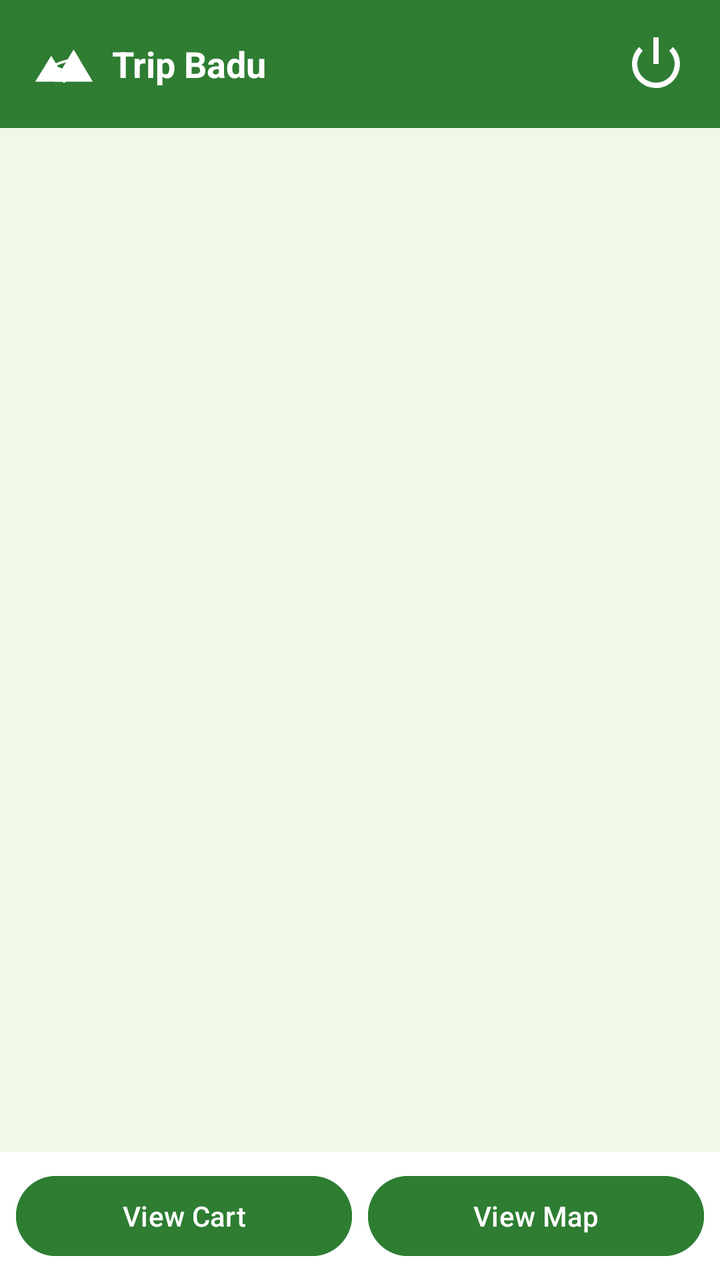
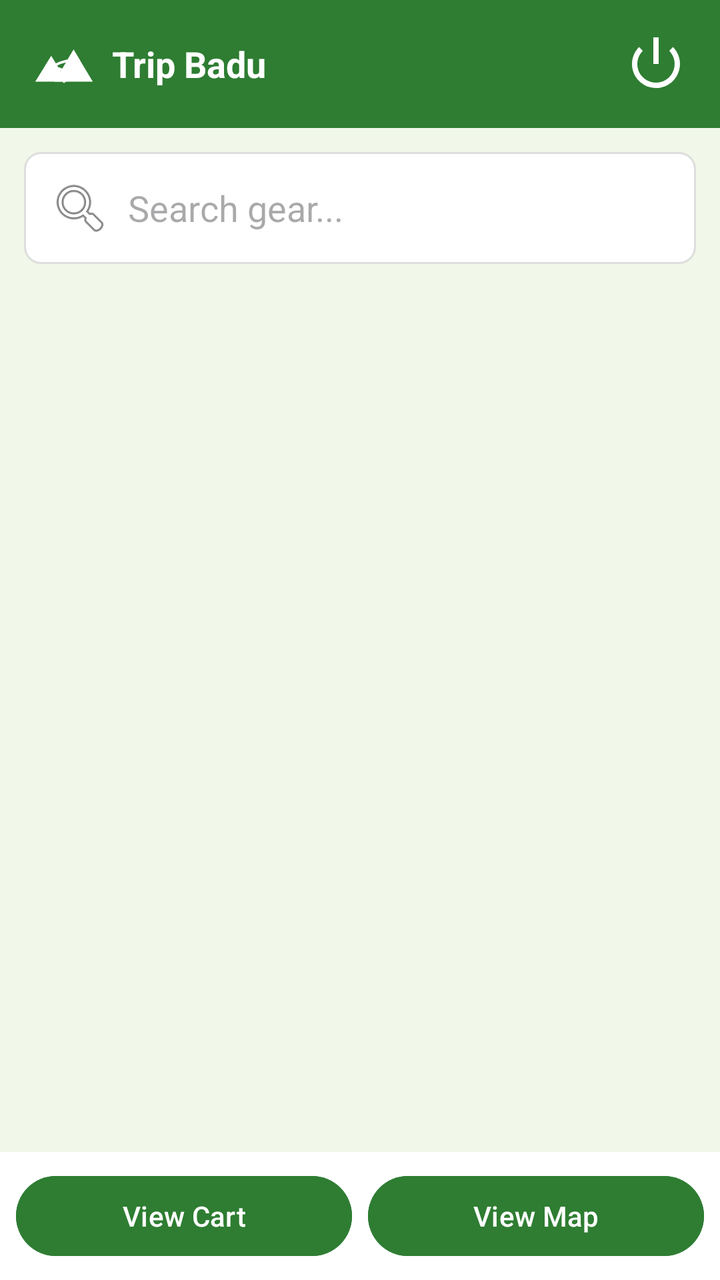

The first picture is an Android layout as it rendered before a commit; the second is the same layout after the commit. The layout source and the unified diff follow.
<!-- AndroidManifest.xml: application theme Theme.TripBadu -->
<!-- res/layout/activity_home.xml -->
<?xml version="1.0" encoding="utf-8"?>
<androidx.constraintlayout.widget.ConstraintLayout xmlns:android="http://schemas.android.com/apk/res/android"
    xmlns:app="http://schemas.android.com/apk/res-auto"
    android:layout_width="match_parent"
    android:layout_height="match_parent"
    android:background="@color/background">

    <com.google.android.material.appbar.AppBarLayout
        android:id="@+id/appBarLayout"
        android:layout_width="match_parent"
        android:layout_height="wrap_content"
        app:layout_constraintTop_toTopOf="parent">

        <com.google.android.material.appbar.MaterialToolbar
            android:id="@+id/toolbar"
            android:layout_width="match_parent"
            android:layout_height="?attr/actionBarSize"
            android:background="@color/primary"
            app:titleTextColor="@color/on_primary">

            <RelativeLayout
                android:layout_width="match_parent"
                android:layout_height="wrap_content">

                <LinearLayout
                    android:layout_width="wrap_content"
                    android:layout_height="wrap_content"
                    android:orientation="horizontal"
                    android:gravity="center_vertical"
                    android:layout_alignParentStart="true">

                    <ImageView
                        android:layout_width="32dp"
                        android:layout_height="32dp"
                        android:src="@drawable/ic_tripbadu_logo"
                        android:contentDescription="Logo"
                        app:tint="@color/on_primary"/>

                    <TextView
                        android:layout_width="wrap_content"
                        android:layout_height="wrap_content"
                        android:text="Trip Badu"
                        android:textColor="@color/on_primary"
                        android:textSize="18sp"
                        android:textStyle="bold"
                        android:layout_marginStart="8dp"/>
                </LinearLayout>

                <ImageView
                    android:id="@+id/ivLogout"
                    android:layout_width="32dp"
                    android:layout_height="32dp"
                    android:src="@android:drawable/ic_lock_power_off"
                    android:contentDescription="Logout"
                    android:layout_alignParentEnd="true"
                    android:layout_centerVertical="true"
                    android:layout_marginEnd="16dp"
                    app:tint="@color/on_primary"
                    android:clickable="true"
                    android:focusable="true"
                    android:background="?attr/selectableItemBackgroundBorderless"/>

            </RelativeLayout>

        </com.google.android.material.appbar.MaterialToolbar>

    </com.google.android.material.appbar.AppBarLayout>

    <androidx.recyclerview.widget.RecyclerView
        android:id="@+id/rvGear"
        android:layout_width="match_parent"
        android:layout_height="0dp"
        android:padding="8dp"
        app:layout_constraintTop_toBottomOf="@id/appBarLayout"
        app:layout_constraintBottom_toTopOf="@id/bottomNavigation" />

    <LinearLayout
        android:id="@+id/bottomNavigation"
        android:layout_width="match_parent"
        android:layout_height="wrap_content"
        android:orientation="horizontal"
        android:background="@color/surface"
        android:padding="8dp"
        app:layout_constraintBottom_toBottomOf="parent">

        <Button
            android:id="@+id/btnViewCart"
            android:layout_width="0dp"
            android:layout_height="wrap_content"
            android:layout_weight="1"
            android:text="View Cart"
            android:layout_marginEnd="4dp"
            android:backgroundTint="@color/primary"/>

        <Button
            android:id="@+id/btnViewMap"
            android:layout_width="0dp"
            android:layout_height="wrap_content"
            android:layout_weight="1"
            android:text="View Map"
            android:layout_marginStart="4dp"
            android:backgroundTint="@color/primary"/>

    </LinearLayout>

</androidx.constraintlayout.widget.ConstraintLayout>
<!-- resources referenced by this layout -->
<resources>
  <color name="background">#F1F8E9</color>
  <color name="on_primary">#FFFFFF</color>
  <color name="primary">#2E7D32</color>
  <color name="surface">#FFFFFF</color>
  <!-- drawable ic_tripbadu_logo (drawable) -->
  <vector xmlns:android="http://schemas.android.com/apk/res/android"
      android:width="200dp"
      android:height="150dp"
      android:viewportWidth="200"
      android:viewportHeight="150">
  
      <path
          android:fillColor="#1B5E20"
          android:pathData="M 10,130 L 60,50 L 110,130 Z" />
  
      <path
          android:fillColor="#2E7D32"
          android:pathData="M 70,130 L 130,30 L 190,130 Z" />
  
      <path
          android:fillColor="#FFFFFF"
          android:pathData="M 60,50 L 78.5,80 L 41.5,80 Z" />
  
      <path
          android:fillColor="#F5F5F5"
          android:pathData="M 130,30 L 151,65 L 109,65 Z" />
  
      <path
          android:strokeColor="#FFFFFF"
          android:strokeWidth="8"
          android:strokeLineCap="round"
          android:fillColor="#00000000"
          android:pathData="M 100,130 Q 120,100 85,90 T 110,65" />
  
  </vector>
  <style name="Theme.TripBadu" parent="Base.Theme.TripBadu" />
  <style name="Base.Theme.TripBadu" parent="Theme.Material3.DayNight.NoActionBar">
          
          <item name="colorPrimary">@color/primary</item>
          <item name="colorPrimaryVariant">@color/primary_variant</item>
          <item name="colorOnPrimary">@color/on_primary</item>
          <item name="colorSecondary">@color/secondary</item>
          <item name="colorSecondaryVariant">@color/secondary_variant</item>
          <item name="colorOnSecondary">@color/on_secondary</item>
          <item name="android:windowBackground">@color/background</item>
          <item name="colorSurface">@color/surface</item>
          <item name="colorOnSurface">@color/on_surface</item>
      </style>
  <color name="primary_variant">#1B5E20</color>
  <color name="secondary">#81C784</color>
  <color name="secondary_variant">#4CAF50</color>
  <color name="on_secondary">#000000</color>
  <color name="on_surface">#1B5E20</color>
</resources>

<!-- the commit's change to res/layout/activity_home.xml (unified diff, before → after) -->
@@ -66,12 +66,24 @@
 
     </com.google.android.material.appbar.AppBarLayout>
 
+    <EditText
+        android:id="@+id/etSearch"
+        android:layout_width="match_parent"
+        android:layout_height="wrap_content"
+        android:hint="Search gear..."
+        android:padding="12dp"
+        android:background="@drawable/search_bg"
+        android:layout_margin="12dp"
+        android:drawableStart="@android:drawable/ic_menu_search"
+        android:drawablePadding="8dp"
+        app:layout_constraintTop_toBottomOf="@id/appBarLayout" />
+
     <androidx.recyclerview.widget.RecyclerView
         android:id="@+id/rvGear"
         android:layout_width="match_parent"
         android:layout_height="0dp"
         android:padding="8dp"
-        app:layout_constraintTop_toBottomOf="@id/appBarLayout"
+        app:layout_constraintTop_toBottomOf="@id/etSearch"
         app:layout_constraintBottom_toTopOf="@id/bottomNavigation" />
 
     <LinearLayout
<!-- resource entries referenced after the edit -->
@@ -35,6 +35,15 @@
           android:pathData="M 100,130 Q 120,100 85,90 T 110,65" />
   
   </vector>
+  <!-- drawable search_bg (drawable) -->
+  <?xml version="1.0" encoding="utf-8"?>
+  <shape xmlns:android="http://schemas.android.com/apk/res/android">
+      <solid android:color="@color/surface" />
+      <corners android:radius="8dp" />
+      <stroke
+          android:width="1dp"
+          android:color="#DDDDDD" />
+  </shape>
   <style name="Theme.TripBadu" parent="Base.Theme.TripBadu" />
   <style name="Base.Theme.TripBadu" parent="Theme.Material3.DayNight.NoActionBar">
           
